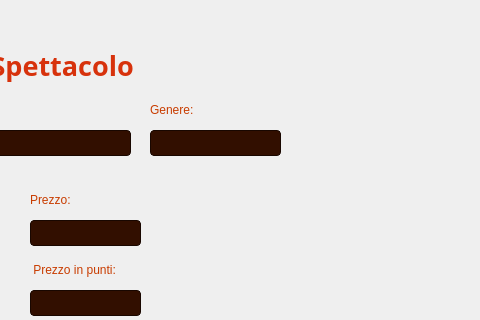
GiacomoPrincipi/CineMax, file Viste/VistaInserisciSpettacoloAmministratore.ui: the form before one commit; both pictures show x 310 to 790 and y 0 to 320 of the 790 by 499 pixel window.
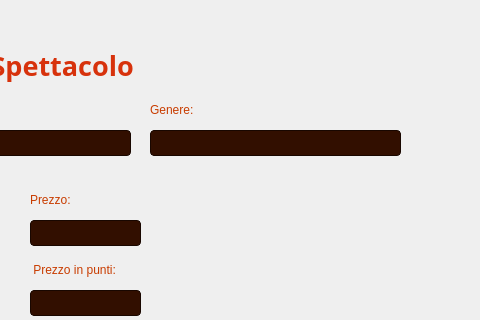
The form after the commit. Icons and pictures are not drawn.

What changed in the file:
```diff
--- a/Viste/VistaInserisciSpettacoloAmministratore.ui
+++ b/Viste/VistaInserisciSpettacoloAmministratore.ui
@@ -261,7 +261,7 @@
     <rect>
      <x>460</x>
      <y>130</y>
-     <width>131</width>
+     <width>251</width>
      <height>26</height>
     </rect>
    </property>
```
